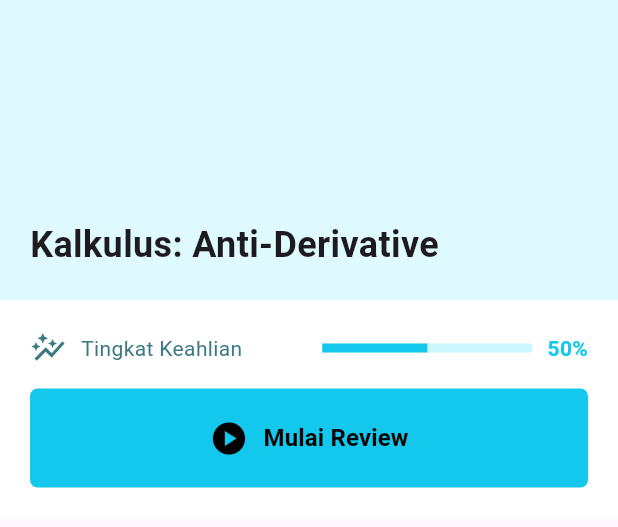
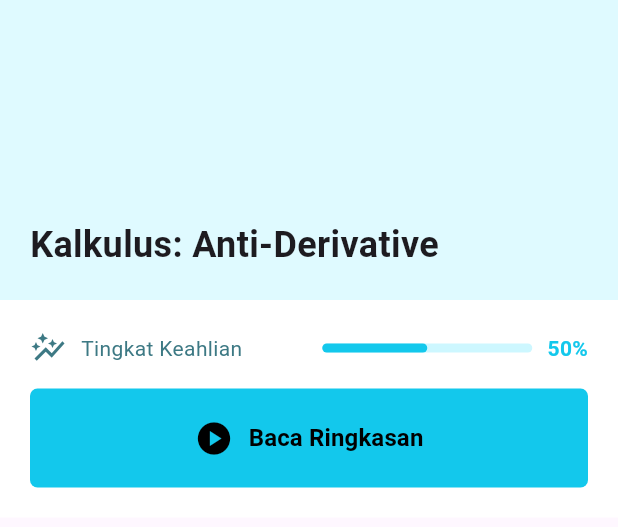
Before and after one commit to RaditAtalla/MOSAIC, a Flutter app: the SubjectCard widget shown alone on an empty page, opened directly, on a phone screen of 412 x 824 dp. Shown: the top 527 px of the screen. Run offline on Flutter 3.47's test engine with Material 3 defaults, Android fonts, the phone set to English and light mode, and no system bars.

Commit message:
minor design update

```diff
--- a/lib/widgets/mosaic_card.dart
+++ b/lib/widgets/mosaic_card.dart
@@ -3,8 +3,9 @@ import 'package:flutter/material.dart';
 class MosaicCard extends StatelessWidget {
   final String activity;
   final int duration;
+  final VoidCallback onPressed;
 
-  const MosaicCard({super.key, required this.activity, required this.duration});
+  const MosaicCard({super.key, required this.activity, required this.duration, required this.onPressed});
 
   @override
   Widget build(BuildContext context) {
@@ -19,7 +20,7 @@ class MosaicCard extends StatelessWidget {
         child: Row(
           children: [
             IconButton(
-              onPressed: () {},
+              onPressed: onPressed,
               icon: Icon(
                 Icons.play_circle_fill_rounded,
                 color: Color(0xFF0EA5C6),
--- a/lib/widgets/subject_card.dart
+++ b/lib/widgets/subject_card.dart
@@ -57,6 +57,7 @@ class SubjectCard extends StatelessWidget {
                             SizedBox(
                               width: 140,
                               child: LinearProgressIndicator(
+                                borderRadius: BorderRadius.circular(10),
                                 value: masteryPercentage / 100.0,
                                 backgroundColor: Color(0xFFCDF7FF),
                                 color: Color(0xFF13C8EC),
@@ -96,7 +97,7 @@ class SubjectCard extends StatelessWidget {
                           ),
                           SizedBox(width: 10),
                           Text(
-                            "Mulai Review",
+                            "Baca Ringkasan",
                             style: TextStyle(
                               color: Colors.black,
                               fontSize: 16,
```
